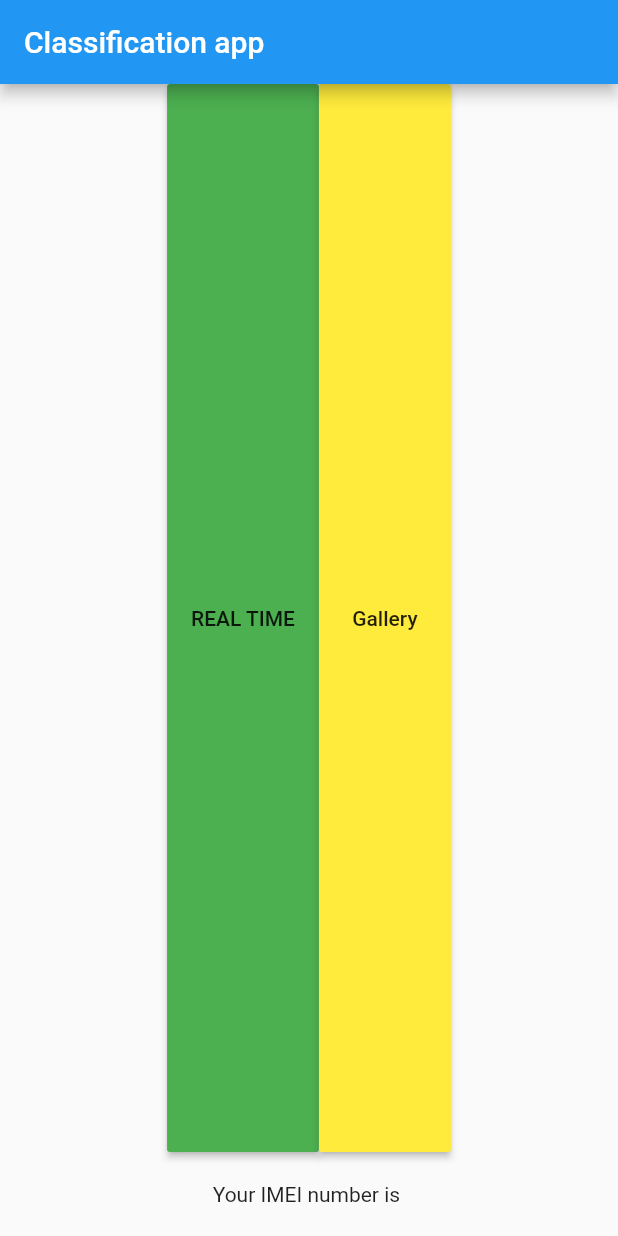
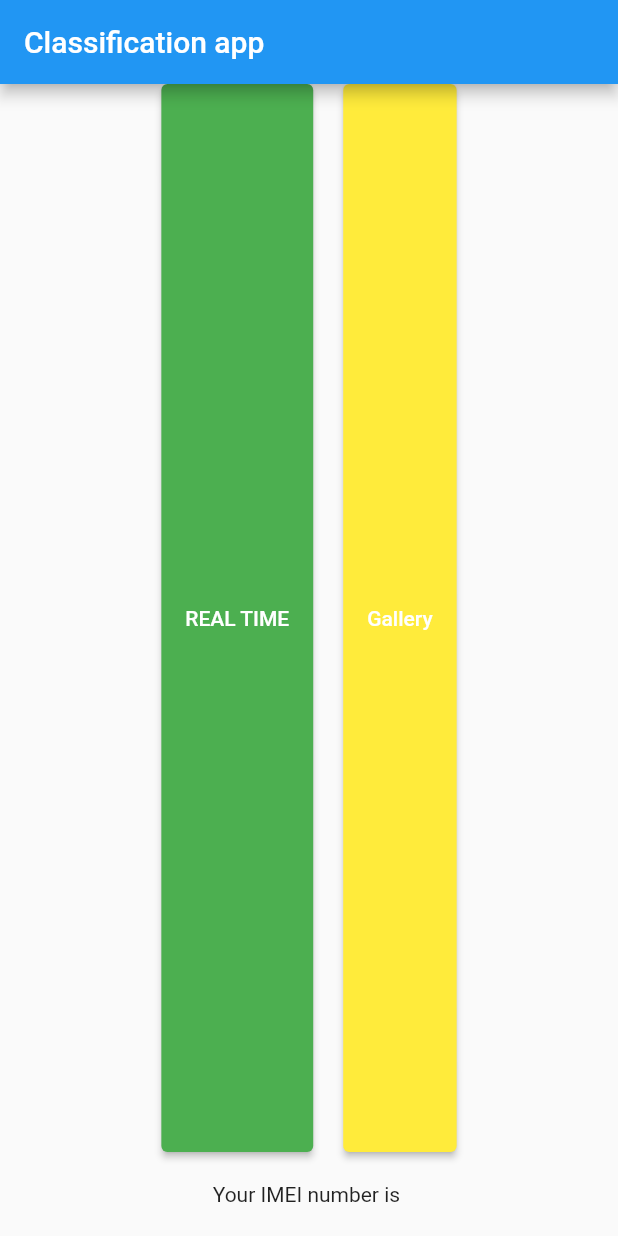
Before and after one commit to piyushchauhan/btp-app, a Flutter app: the screen it shows after launch, on a phone screen of 412 x 824 dp. Run offline on Flutter 3.47's test engine with Material 2 defaults, Android fonts, the phone set to English and light mode, and no system bars; our stand-ins replace camera, cloud_firestore, firebase_core, image_picker, video_player; missing offline and left inert: imei_plugin, tflite; accounts and stored records are empty.

Commit message:
Moved to flutter 2

```diff
--- a/lib/home_page.dart
+++ b/lib/home_page.dart
@@ -2,7 +2,6 @@ import 'package:camera/camera.dart';
 import 'package:flutter/material.dart';
 import 'package:safety_app/camera.dart';
 import 'package:safety_app/image_page.dart';
-import 'package:safety_app/video_page.dart';
 import 'package:imei_plugin/imei_plugin.dart';
 import 'package:cloud_firestore/cloud_firestore.dart';
 
@@ -39,8 +38,19 @@ class _MyHomePageState extends State<MyHomePage> {
             child: Row(
               mainAxisAlignment: MainAxisAlignment.center,
               children: [
-                RaisedButton(
-                  color: Colors.green,
+                ElevatedButton(
+                  style: ButtonStyle(
+                    backgroundColor: MaterialStateProperty.resolveWith<Color>(
+                      (Set<MaterialState> states) {
+                        if (states.contains(MaterialState.pressed))
+                          return Theme.of(context)
+                              .colorScheme
+                              .primary
+                              .withOpacity(0.5);
+                        return Colors.green; // Use the component's default.
+                      },
+                    ),
+                  ),
                   onPressed: () async {
                     List<CameraDescription> cameras = await availableCameras();
                     if (cameras.length > 0)
@@ -54,13 +64,30 @@ class _MyHomePageState extends State<MyHomePage> {
                         ),
                       );
                   },
-                  child: Container(child: Center(child: Text('REAL TIME'))),
+                  child: Container(
+                    color: Colors.green,
+                    child: Center(child: Text('REAL TIME')),
+                  ),
                 ),
-                RaisedButton(
-                  color: Colors.yellow,
+                SizedBox(width: 20),
+                ElevatedButton(
+                  style: ButtonStyle(
+                    backgroundColor: MaterialStateProperty.resolveWith<Color>(
+                      (Set<MaterialState> states) {
+                        if (states.contains(MaterialState.pressed))
+                          return Theme.of(context)
+                              .colorScheme
+                              .primary
+                              .withOpacity(0.5);
+                        return Colors.yellow; // Use the component's default.
+                      },
+                    ),
+                  ),
                   onPressed: () {
-                    Navigator.push(context,
-                        MaterialPageRoute(builder: (context) => ImagePage()));
+                    Navigator.push(
+                      context,
+                      MaterialPageRoute(builder: (context) => ImagePage()),
+                    );
                   },
                   child: Container(child: Center(child: Text('Gallery'))),
                 ),
--- a/lib/image_page.dart
+++ b/lib/image_page.dart
@@ -44,7 +44,7 @@ class _ImagePageState extends State<ImagePage> {
                     height: MediaQuery.of(context).size.height * .8,
                     width: MediaQuery.of(context).size.width * .8,
                   ),
-                  RaisedButton(
+                  ElevatedButton(
                     onPressed: () async {
                       var recognitions;
                       final now = DateTime.now();
@@ -134,7 +134,7 @@ class InferenceModelSheet extends StatelessWidget {
               ),
             ),
             Text('Time to infer: ${timetoInfer.inMilliseconds} ms'),
-            RaisedButton(
+            ElevatedButton(
               child: const Text('Close'),
               onPressed: () => Navigator.pop(context),
             )
--- a/lib/video_page.dart
+++ b/lib/video_page.dart
@@ -68,9 +68,8 @@ class _VideoPlayerScreenState extends State<VideoPlayerScreen> {
             ),
           ),
           Center(
-            child: RaisedButton(
-              color: Colors.blue,
-              child: Text("Video"),
+            child: ElevatedButton(
+              child: Container(color: Colors.blue, child: Text("Video")),
               onPressed: () {
                 getVideo();
               },
```
Also changed, not shown: 3 other files.
